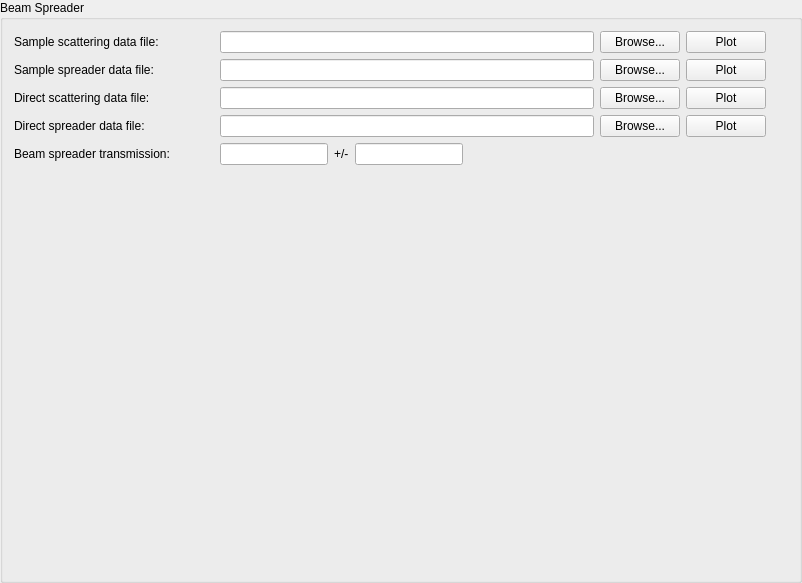
The window that Code/Mantid/scripts/Interface/ui/sans/trans_spreader.ui (mantidproject/mantid) describes before a commit, drawn with Qt 5.
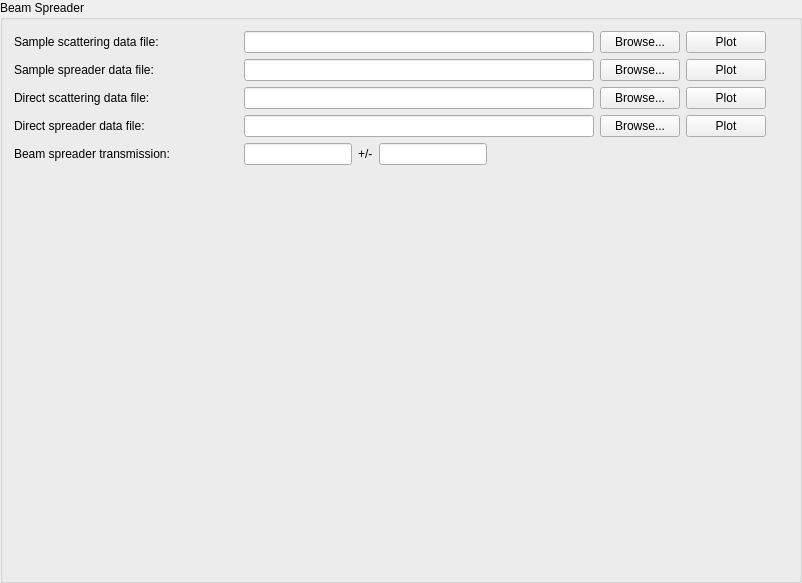
The same window after the commit.

The edit to the form file:
```diff
--- a/Code/Mantid/scripts/Interface/ui/sans/trans_spreader.ui
+++ b/Code/Mantid/scripts/Interface/ui/sans/trans_spreader.ui
@@ -29,7 +29,7 @@
        </property>
        <property name="minimumSize">
         <size>
-         <width>180</width>
+         <width>204</width>
          <height>0</height>
         </size>
        </property>
```
